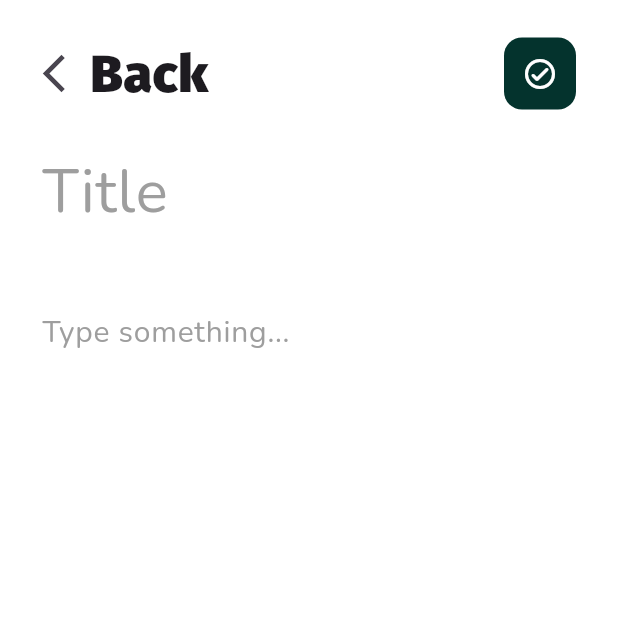
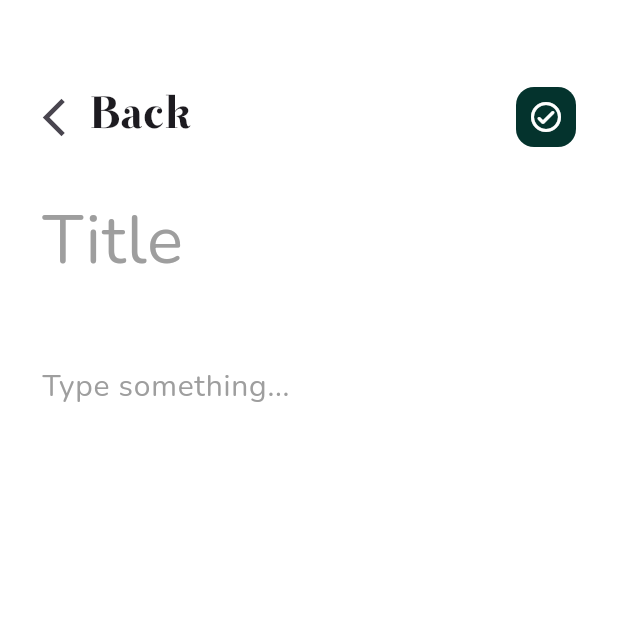
Before and after one commit to hatemf934/notes, a Flutter app: the HomeScreen screen opened by its route, after a tap on the "add" icon, on a phone screen of 412 x 824 dp, the top half of it. Run offline on Flutter 3.47's test engine with Material 3 defaults, Android fonts, the phone set to English and light mode, and no system bars; our stand-ins replace hive; accounts and stored records are empty.

Commit message:
edit note App

```diff
--- a/lib/core/font_manager.dart
+++ b/lib/core/font_manager.dart
@@ -2,6 +2,7 @@ class FontSizeManager {
   FontSizeManager._();
   static double font48 = 48;
   static double font16 = 16;
+  static double font12 = 12;
   static double font30 = 30;
   static double font45 = 45;
   static double font20 = 20;
@@ -11,4 +12,6 @@ class FontFamilyManager {
   FontFamilyManager._();
   static String kOtamaFont = "Otama";
   static String kRobotoFont = "Roboto";
+  static String kInterFont = "Inter";
+  static String kNunitoFont = "Nunito";
 }
--- a/lib/core/height_width_manager.dart
+++ b/lib/core/height_width_manager.dart
@@ -9,4 +9,5 @@ class HeightManager {
 class WidthManager {
   WidthManager._();
   static double w70 = 70;
+  static double w40 = 40;
 }
--- a/lib/core/padding_manager.dart
+++ b/lib/core/padding_manager.dart
@@ -2,10 +2,12 @@ class PaddingManager {
   PaddingManager._();
   static double pd16 = 16;
   static double pd24 = 24;
+  static double pd12 = 12;
 }
 
 class RadiusManager {
   RadiusManager._();
   static double rd35 = 35;
   static double rd48 = 48;
+  static double rd16 = 16;
 }
--- a/lib/core/route_manager.dart
+++ b/lib/core/route_manager.dart
@@ -2,4 +2,5 @@ class RouteManager {
   RouteManager._();
   static String kOnbording = "onborading";
   static String kHomescreen = "homepage";
+  static String kShowscreen = "showscreen";
 }
--- a/lib/core/text_manager.dart
+++ b/lib/core/text_manager.dart
@@ -4,5 +4,8 @@ class TextManager {
   static String kSubTitleBording =
       "Dive right in and clear that mind of yours by writing your thoughts down";
   static String kNotesHome = "Notes";
+  static String kTitle = "Title";
+  static String kSubTitle = "Type something...";
+  static String kBack = "Back";
   static String kEmptyScreen = "Create your first note !";
 }
--- a/lib/views/show_note_screen.dart
+++ b/lib/views/show_note_screen.dart
@@ -1,29 +1,41 @@
 import 'package:flutter/material.dart';
 import 'package:note_demo/constant.dart';
+import 'package:note_demo/core/font_manager.dart';
+import 'package:note_demo/core/height_width_manager.dart';
+import 'package:note_demo/core/padding_manager.dart';
+import 'package:note_demo/core/route_manager.dart';
+import 'package:note_demo/core/text_manager.dart';
 import 'package:note_demo/widgets/app_bar.dart';
 import 'package:note_demo/widgets/text_field_custom.dart';
 
 class ShowNoteScreen extends StatelessWidget {
   const ShowNoteScreen({super.key});
-  static String id = "showscreen";
+  static String id = RouteManager.kShowscreen;
   @override
   Widget build(BuildContext context) {
-    return const Scaffold(
+    return Scaffold(
       backgroundColor: kPrimaryColor,
       body: Padding(
-        padding: EdgeInsets.only(left: 12, right: 12, top: 24),
+        padding: EdgeInsets.only(
+          left: PaddingManager.pd12,
+          right: PaddingManager.pd12,
+          top: PaddingManager.pd24,
+        ),
         child: Column(
           children: [
-            CustomAppBar(),
+            SizedBox(
+              height: HeightManager.h30,
+            ),
+            const CustomAppBar(),
             TextFieldCustom(
-              text: "Title",
+              text: TextManager.kTitle,
               maxlines: 1,
-              size: 40,
+              size: FontSizeManager.font45,
             ),
             TextFieldCustom(
-              text: "Type something...",
+              text: TextManager.kSubTitle,
               maxlines: 10,
-              size: 20,
+              size: FontSizeManager.font20,
             ),
           ],
         ),
--- a/lib/widgets/app_bar.dart
+++ b/lib/widgets/app_bar.dart
@@ -1,4 +1,6 @@
 import 'package:flutter/material.dart';
+import 'package:note_demo/core/font_manager.dart';
+import 'package:note_demo/core/text_manager.dart';
 import 'package:note_demo/widgets/app_bar_icons.dart';
 
 class CustomAppBar extends StatelessWidget {
@@ -9,20 +11,20 @@ class CustomAppBar extends StatelessWidget {
     return Row(
       children: [
         IconButton(
-          icon: const Icon(
+          icon: Icon(
             Icons.arrow_back_ios_new_outlined,
-            size: 30,
+            size: FontSizeManager.font30,
           ),
           onPressed: () {
             Navigator.pop(context);
           },
         ),
 
-        const Text(
-          "Back",
+        Text(
+          TextManager.kBack,
           style: TextStyle(
-            fontFamily: "FiraSans",
-            fontSize: 35,
+            fontFamily: FontFamilyManager.kOtamaFont,
+            fontSize: FontSizeManager.font30,
           ),
         ), // عنوان الشاشة
         const Spacer(),
--- a/lib/widgets/app_bar_icons.dart
+++ b/lib/widgets/app_bar_icons.dart
@@ -1,5 +1,7 @@
 import 'package:flutter/material.dart';
 import 'package:note_demo/constant.dart';
+import 'package:note_demo/core/height_width_manager.dart';
+import 'package:note_demo/core/padding_manager.dart';
 
 class AppBarIcons extends StatelessWidget {
   const AppBarIcons({super.key});
@@ -7,8 +9,10 @@ class AppBarIcons extends StatelessWidget {
   @override
   Widget build(BuildContext context) {
     return Padding(
-      padding: const EdgeInsets.only(right: 16),
+      padding: EdgeInsets.only(right: RadiusManager.rd16),
       child: Container(
+        height: HeightManager.h40,
+        width: WidthManager.w40,
         decoration: BoxDecoration(
             color: kSecondaryColor, borderRadius: BorderRadius.circular(12)),
         child: IconButton(
--- a/lib/widgets/note_item.dart
+++ b/lib/widgets/note_item.dart
@@ -1,5 +1,7 @@
 import 'package:flutter/material.dart';
 import 'package:note_demo/constant.dart';
+import 'package:note_demo/core/font_manager.dart';
+import 'package:note_demo/core/padding_manager.dart';
 
 class NoteItem extends StatelessWidget {
   const NoteItem({super.key});
@@ -9,13 +11,17 @@ class NoteItem extends StatelessWidget {
     return GestureDetector(
       onTap: () {},
       child: Container(
-        padding:
-            const EdgeInsets.only(top: 24, bottom: 12, left: 16, right: 16),
+        padding: EdgeInsets.only(
+          top: PaddingManager.pd24,
+          bottom: PaddingManager.pd12,
+          left: PaddingManager.pd16,
+          right: PaddingManager.pd16,
+        ),
         decoration: BoxDecoration(
           color: const Color.fromARGB(255, 12, 246, 215),
-          borderRadius: BorderRadius.circular(16),
+          borderRadius: BorderRadius.circular(RadiusManager.rd16),
         ),
-        child: const Column(
+        child: Column(
           crossAxisAlignment: CrossAxisAlignment.start,
           children: [
             Row(
@@ -26,14 +32,18 @@ class NoteItem extends StatelessWidget {
                   child: Center(
                     child: Text(
                       '1',
-                      style: TextStyle(color: kPrimaryColor, fontSize: 20),
+                      style: TextStyle(
+                          color: kPrimaryColor,
+                          fontSize: FontSizeManager.font20),
                     ),
                   ),
                 ),
                 Text(
                   "may 12 2025",
                   style: TextStyle(
-                      fontFamily: "Inter", color: kPrimaryColor, fontSize: 15),
+                      fontFamily: FontFamilyManager.kInterFont,
+                      color: kPrimaryColor,
+                      fontSize: FontSizeManager.font16),
                 ),
               ],
             ),
@@ -43,14 +53,18 @@ class NoteItem extends StatelessWidget {
             Text(
               "Title 1",
               style: TextStyle(
-                  fontFamily: "FiraSans", color: kPrimaryColor, fontSize: 30),
+                  fontFamily: FontFamilyManager.kOtamaFont,
+                  color: kPrimaryColor,
+                  fontSize: FontSizeManager.font30),
             ),
             Text(
               maxLines: 2,
               overflow: TextOverflow.ellipsis,
               "Title 1lspprhpdpfpadgapejhgpjhfgahgdgjspps[][a[[an]hhhasopaspfj]]",
               style: TextStyle(
-                  fontFamily: "Inter", color: kPrimaryColor, fontSize: 12),
+                  fontFamily: FontFamilyManager.kInterFont,
+                  color: kPrimaryColor,
+                  fontSize: FontSizeManager.font12),
             ),
           ],
         ),
--- a/lib/widgets/text_field_custom.dart
+++ b/lib/widgets/text_field_custom.dart
@@ -1,4 +1,6 @@
 import 'package:flutter/material.dart';
+import 'package:note_demo/core/font_manager.dart';
+import 'package:note_demo/core/padding_manager.dart';
 
 class TextFieldCustom extends StatelessWidget {
   const TextFieldCustom(
@@ -13,20 +15,19 @@ class TextFieldCustom extends StatelessWidget {
   @override
   Widget build(BuildContext context) {
     return Padding(
-      padding: const EdgeInsets.all(16.0),
+      padding: EdgeInsets.all(PaddingManager.pd16),
       child: TextField(
         cursorColor: Colors.grey,
-
         decoration: InputDecoration(
           hintText: text,
           hintStyle: TextStyle(
-              fontFamily: "Nunito",
+              fontFamily: FontFamilyManager.kNunitoFont,
               color: Colors.grey,
-              fontSize: size), // نص تلميحي
-          border: InputBorder.none, // إزالة الحدود
+              fontSize: size),
+          border: InputBorder.none,
         ),
-        maxLines: maxlines, // يسمح بإدخال أكثر من سطر
-        keyboardType: TextInputType.multiline, // لوحة مفاتيح متعددة الأسطر
+        maxLines: maxlines,
+        keyboardType: TextInputType.multiline,
       ),
     );
   }
```
